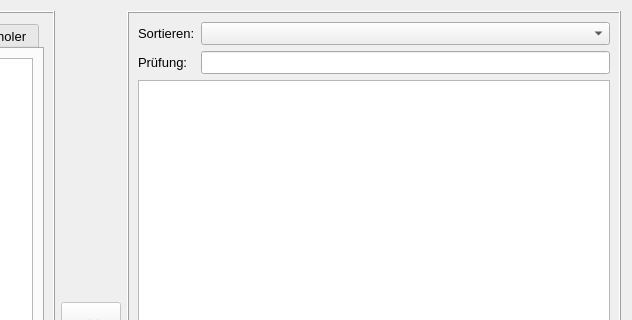
This is formallocate.ui in fasa1964/fshkkap as Qt 5 draws it before an edit; both pictures show x 450 to 1082 and y 0 to 320 of the 1082 by 696 pixel window. The edited form follows.
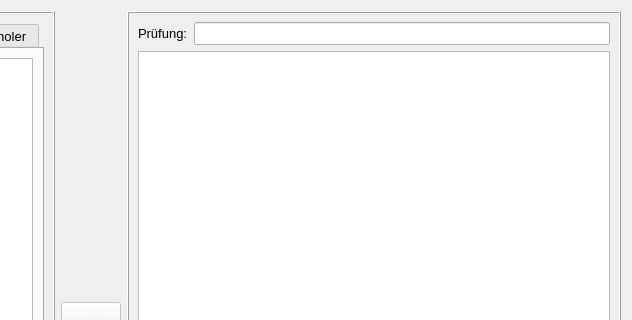
This is the edited form.

Commit message: Deleting remarks.

The edit to the form file:
```diff
--- a/formallocate.ui
+++ b/formallocate.ui
@@ -123,24 +123,7 @@
       <enum>QFrame::Raised</enum>
      </property>
      <layout class="QGridLayout" name="gridLayout_9">
-      <item row="0" column="0">
-       <widget class="QLabel" name="label">
-        <property name="text">
-         <string>Sortieren:</string>
-        </property>
-       </widget>
-      </item>
       <item row="0" column="1">
-       <widget class="QComboBox" name="sortSkillBox"/>
-      </item>
-      <item row="1" column="0">
-       <widget class="QLabel" name="label_2">
-        <property name="text">
-         <string>Prüfung:</string>
-        </property>
-       </widget>
-      </item>
-      <item row="1" column="1">
        <widget class="QLineEdit" name="selectedSkillEdit">
         <property name="palette">
          <palette>
@@ -184,7 +167,14 @@
         </property>
        </widget>
       </item>
-      <item row="2" column="0" colspan="2">
+      <item row="0" column="0">
+       <widget class="QLabel" name="label_2">
+        <property name="text">
+         <string>Prüfung:</string>
+        </property>
+       </widget>
+      </item>
+      <item row="1" column="0" colspan="2">
        <widget class="QListWidget" name="skillsListWidget"/>
       </item>
      </layout>
```
The commit also changes 1 other file.
